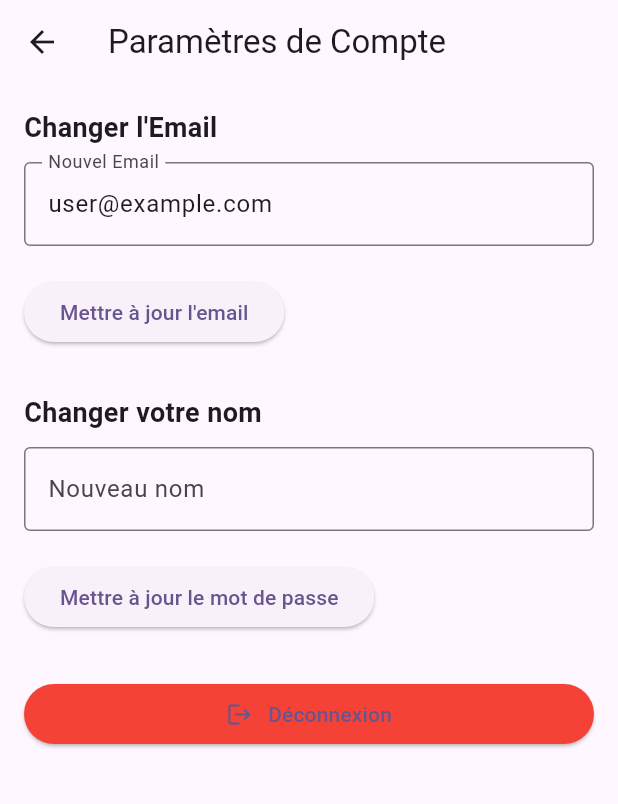
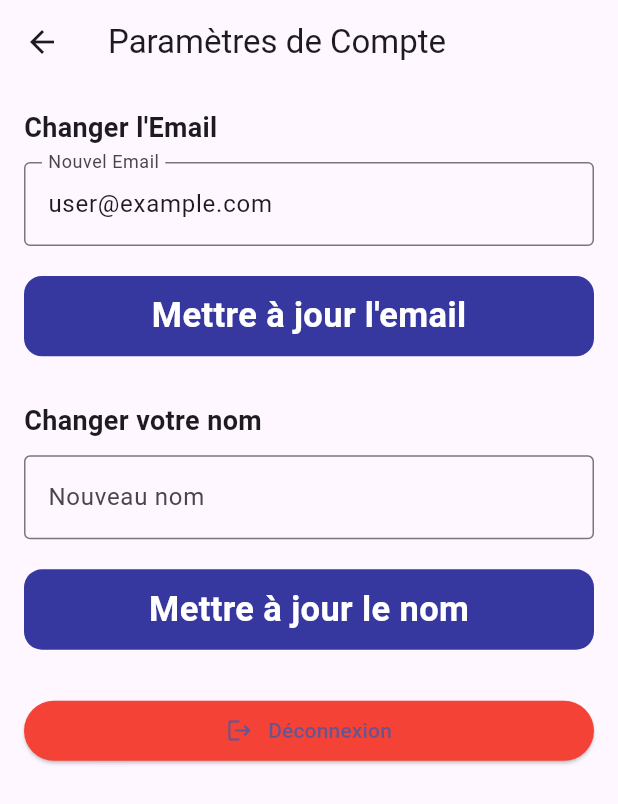
Before and after one commit to Pessidjo-Germann/share_file_iai, a Flutter app: the AccountSettingsPage screen opened directly, on a phone screen of 412 x 824 dp. Shown: the top 804 px of the screen. Run offline on Flutter 3.47's test engine with Material 3 defaults, Android fonts, the light colour scheme and no system bars; our stand-ins replace auto_size_text, cloud_firestore, dio, firebase_auth, firebase_core, firebase_storage and 5 more; missing offline and left inert: flutter_file_downloader, svg_flutter; accounts and stored records are empty; network calls fail.

Commit message:
notification deux

```diff
--- a/lib/screen/AccountSettings/accout_setting_page.dart
+++ b/lib/screen/AccountSettings/accout_setting_page.dart
@@ -1,4 +1,6 @@
+import 'package:firebase_auth/firebase_auth.dart';
 import 'package:flutter/material.dart';
+import 'package:share_file_iai/widget/bouton_continuer_2.dart';
 
 class AccountSettingsPage extends StatefulWidget {
   @override
@@ -14,7 +16,7 @@ class _AccountSettingsPageState extends State<AccountSettingsPage> {
   void initState() {
     super.initState();
     // TODO: Initialize fields with actual user data
-    _emailController.text = 'user@example.com';  // Fetch current email
+    _emailController.text = 'user@example.com'; // Fetch current email
   }
 
   @override
@@ -23,77 +25,95 @@ class _AccountSettingsPageState extends State<AccountSettingsPage> {
     _passwordController.dispose();
     super.dispose();
   }
-
+    Future<void> _updateEmail() async {
+    try {
+      final user = FirebaseAuth.instance.currentUser;
+      if (user != null) {
+        await user.verifyBeforeUpdateEmail(_emailController.text.trim());
+        ScaffoldMessenger.of(context).showSnackBar(
+          const SnackBar(content: Text('Email mis à jour avec succès')),
+        );
+      }
+    } on FirebaseAuthException catch (e) {
+      String errorMessage = 'Une erreur est survenue.';
+      if (e.code == 'requires-recent-login') {
+        errorMessage = 'Veuillez vous reconnecter pour confirmer le changement d\'email.';
+      }
+      ScaffoldMessenger.of(context).showSnackBar(
+        SnackBar(content: Text(errorMessage)),
+      );
+    }
+  }
+  Future<void> _signOut() async {
+    await FirebaseAuth.instance.signOut();
+    // Redirigez l'utilisateur vers la page de connexion ou effectuez toute autre action nécessaire après la déconnexion.
+    Navigator.pushReplacementNamed(context, '/login');
+  }
   @override
   Widget build(BuildContext context) {
+    final size = MediaQuery.of(context).size;
     return Scaffold(
       appBar: AppBar(
-        title: Text('Paramètres de Compte'),
+        title: const Text('Paramètres de Compte'),
       ),
       body: Padding(
         padding: const EdgeInsets.all(16.0),
+        child: SingleChildScrollView(
           child: Column(
             crossAxisAlignment: CrossAxisAlignment.start,
             children: [
               // Section pour le changement d'email
-            Text(
+              const Text(
                 'Changer l\'Email',
                 style: TextStyle(fontSize: 18, fontWeight: FontWeight.bold),
               ),
-            SizedBox(height: 10),
+              const SizedBox(height: 10),
               TextField(
                 controller: _emailController,
-              decoration: InputDecoration(
+                decoration: const InputDecoration(
                   labelText: 'Nouvel Email',
                   border: OutlineInputBorder(),
                 ),
               ),
-            SizedBox(height: 20),
-            ElevatedButton(
-              onPressed: () {
+              const SizedBox(height: 20),
+              BottonContinuer2(
+                  size: size,
+                  press: () {
                     // TODO: Implémenter la logique de mise à jour de l'email
                     print('Email mis à jour: ${_emailController.text}');
                   },
-              child: Text('Mettre à jour l\'email'),
-            ),
+                  name: ('Mettre à jour l\'email')),
 
-            SizedBox(height: 30),
+              const SizedBox(height: 30),
 
               // Section pour le changement de mot de passe
-            Text(
+              const Text(
                 'Changer votre nom',
                 style: TextStyle(fontSize: 18, fontWeight: FontWeight.bold),
               ),
-            SizedBox(height: 10),
+              const SizedBox(height: 10),
               TextField(
                 controller: _passwordController,
-
-              decoration: InputDecoration(
+                decoration: const InputDecoration(
                   labelText: 'Nouveau nom',
                   border: OutlineInputBorder(),
                 ),
               ),
-            SizedBox(height: 20),
-            ElevatedButton(
-              onPressed: () {
-                // TODO: Implémenter la logique de mise à jour du mot de passe
-                print('Mot de passe mis à jour');
-              },
-              child: Text('Mettre à jour le mot de passe'),
-            ),
+              const SizedBox(height: 20),
+                  BottonContinuer2(size: size,
+                    press: _updateEmail,
+                   name:  ('Mettre à jour le nom')),
 
-            SizedBox(height: 30),
+              const SizedBox(height: 30),
 
               // Bouton pour se déconnecter
+
               ElevatedButton(
                 style: ElevatedButton.styleFrom(
                   backgroundColor: Colors.red, // Background color
                 ),
-              onPressed: () {
-                // TODO: Implémenter la logique de déconnexion
-                print('Déconnexion');
-              },
-              child: Row(
+                onPressed: _signOut,
+                child: const Row(
                   mainAxisAlignment: MainAxisAlignment.center,
                   children: [
                     Icon(Icons.logout),
@@ -105,6 +125,7 @@ class _AccountSettingsPageState extends State<AccountSettingsPage> {
             ],
           ),
         ),
+      ),
     );
   }
 }
--- a/lib/screen/home_screen/components/create_folder.dart
+++ b/lib/screen/home_screen/components/create_folder.dart
@@ -16,7 +16,7 @@ class _CreateFolderFormState extends State<CreateFolderForm> {
   final List<String> _categories = [
     'Scolarite',
     'Service études',
-    'Comptabilité',
+    'Comptabilite',
     'Autre'
   ]; // Liste des catégories
 
--- a/lib/widget/bouton_continuer_2.dart
+++ b/lib/widget/bouton_continuer_2.dart
@@ -12,6 +12,7 @@ class BottonContinuer2 extends StatelessWidget {
   final Size size;
   final Function() press;
   final Color? color;
+
   @override
   Widget build(BuildContext context) {
     return GestureDetector(
--- a/pubspec.yaml
+++ b/pubspec.yaml
@@ -52,6 +52,8 @@ dependencies:
   path: ^1.9.0
   permission_handler: ^11.3.1
   flutter_file_downloader: ^2.0.0
+  rename_app: ^1.6.1
+  flutter_launcher_icons: ^0.14.1
 
 dev_dependencies:
   flutter_test:
```
Also changed, not shown: lib/screen/category_folders/category_folders_page.dart (added, +101 -0 lines), lib/screen/home_screen/components/body.dart (+7 -4 lines), lib/screen/home_screen/home_screen.dart (+11 -10 lines), lib/screen/liste_document/list_doc.dart (+65 -18 lines), lib/screen/share_page/share_page.dart (added, +55 -0 lines), pubspec.lock. Lines whose indentation alone changed are shown as unchanged.
